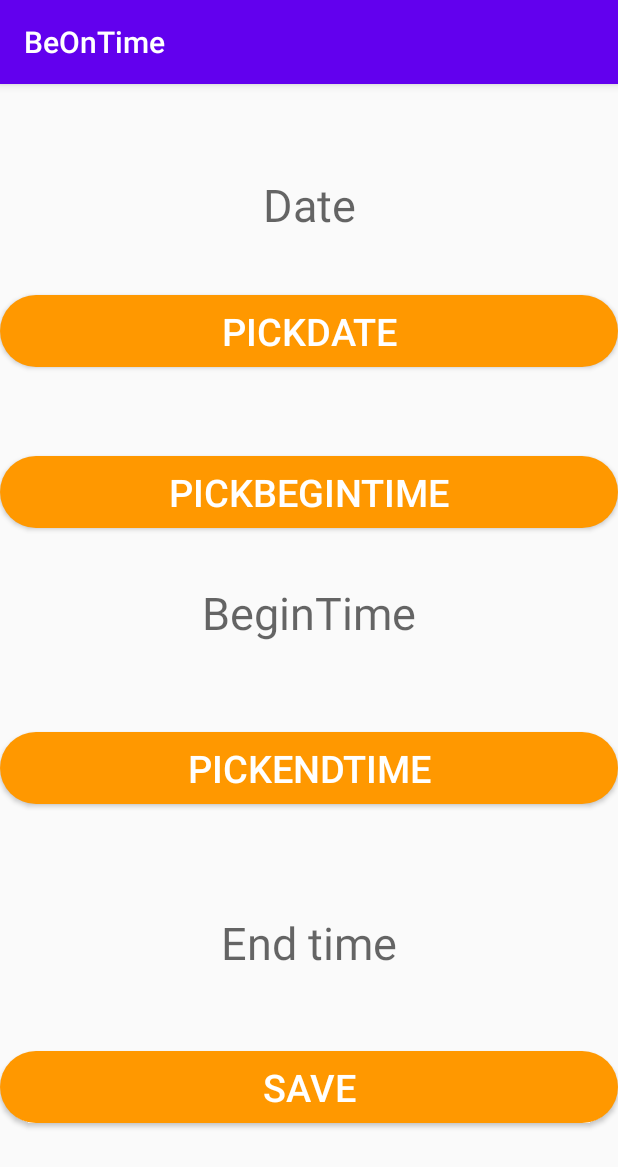
After one commit to shobhitbhatt02/BeOnTime, an Android app: the setslots screen opened directly, with no data from a screen before it, on a phone screen of 412 x 824 dp. The commit adds this screen. Shown: the top 1167 px of the screen. Run offline under Robolectric (Android 15) with nearby library versions, the phone set to English and light mode, and no system bars; our stand-ins replace Firebase (no records; nobody signed in at launch, a user with empty details on screens opened directly).

Commit message:
time slots are set

```diff
--- /dev/null
+++ b/app/src/main/java/com/example/beontime/setslots.java
@@ -0,0 +1,100 @@
+package com.example.beontime;
+
+import androidx.annotation.NonNull;
+import androidx.appcompat.app.AppCompatActivity;
+import androidx.fragment.app.DialogFragment;
+
+import android.app.TimePickerDialog;
+import android.content.Intent;
+import android.os.Bundle;
+import android.text.format.Time;
+import android.util.Log;
+import android.view.View;
+import android.widget.Button;
+import android.widget.TextView;
+import android.widget.TimePicker;
+import android.widget.Toast;
+
+import com.google.android.gms.tasks.OnCompleteListener;
+import com.google.android.gms.tasks.OnFailureListener;
+import com.google.android.gms.tasks.Task;
+import com.google.firebase.database.FirebaseDatabase;
+
+import java.util.HashMap;
+
+public class setslots extends AppCompatActivity {
+    public static TextView dateText;
+    public static TextView beginText;
+    public static TextView endText;
+    Button btn_save;
+    @Override
+    protected void onCreate(Bundle savedInstanceState) {
+
+        super.onCreate(savedInstanceState);
+        setContentView(R.layout.activity_setslots);
+        dateText=(TextView)findViewById(R.id.dateTexView);
+        beginText=(TextView)findViewById(R.id.BeginTimeTexView);
+        endText=(TextView)findViewById(R.id.EndTimeTexView);
+        btn_save=(Button) findViewById(R.id.btn_save);
+
+    }
+
+    public void btn_datepicker(View view) {
+        DialogFragment fragment=new MyDateFragment();
+        fragment.show(getSupportFragmentManager(),"date picker");
+    }
+    public static void populateSetDateText(int year,int month, int day)
+    {
+        dateText.setText(day+"/"+month+"/"+year);
+
+    }
+
+    public void btn_begintimepicker(View view) {
+        DialogFragment timePicker= new TimePickerFragment();
+        timePicker.show(getSupportFragmentManager(),"time picker");
+    }
+
+
+    public static void populateSetBeginTime(int hourofday,int minute)
+    {
+        beginText.setText(hourofday+":"+minute);
+
+    }
+
+
+
+    public void btn_endtimepicker(View view) {
+        DialogFragment t= new EndTimePickerFragment();
+        t.show(getSupportFragmentManager(),"time picker");
+    }
+    public static void populateSetEndTime(int hourofday,int minute)
+    {
+        endText.setText(hourofday+":"+minute);
+
+    }
+
+
+    public void btn_save(View view) {
+        HashMap<String,Object> map =new HashMap<>();
+        map.put("date",dateText.getText().toString());
+        map.put("begintime",beginText.getText().toString());
+        map.put("endtime",endText.getText().toString());
+
+        FirebaseDatabase .getInstance().getReference().child("TimeSlots").push()
+                .setValue(map).addOnCompleteListener(new OnCompleteListener<Void>() {
+            @Override
+            public void onComplete(@NonNull Task<Void> task) {
+                Log.i("ssssss","oncomplete");
+            }
+        }).addOnFailureListener(new OnFailureListener() {
+            @Override
+            public void onFailure(@NonNull Exception e) {
+                Log.i("sssssk","onfaliure"+e.toString());
+            }
+
+        });
+        Toast.makeText(setslots.this, "Registration Completed", Toast.LENGTH_SHORT).show();
+        startActivity(new Intent(getApplicationContext(),Home.class));
+
+    }
+}
--- /dev/null
+++ b/app/src/main/res/layout/activity_setslots.xml
@@ -0,0 +1,86 @@
+<?xml version="1.0" encoding="utf-8"?>
+<RelativeLayout xmlns:android="http://schemas.android.com/apk/res/android"
+    xmlns:app="http://schemas.android.com/apk/res-auto"
+    xmlns:tools="http://schemas.android.com/tools"
+    android:layout_width="match_parent"
+    android:layout_height="match_parent"
+    tools:context=".setslots">
+
+    <TextView
+        android:id="@+id/dateTexView"
+        android:layout_width="match_parent"
+        android:layout_height="wrap_content"
+        android:layout_marginTop="60dp"
+        android:gravity="center"
+        android:hint="Date"
+        android:textSize="30sp" />
+
+    <Button
+        android:id="@+id/btn_pickdate"
+        android:layout_width="match_parent"
+        android:layout_height="wrap_content"
+        android:text="PickDate"
+        android:layout_below="@+id/dateTexView"
+        android:textSize="25dp"
+        android:layout_marginTop="40dp"
+        android:onClick="btn_datepicker"
+        android:textColor="#ffffff"
+        android:background="@drawable/button_rounded"/>
+
+    <TextView
+        android:id="@+id/BeginTimeTexView"
+        android:layout_width="match_parent"
+        android:layout_height="wrap_content"
+        android:layout_below="@id/btn_pickdate"
+        android:layout_marginTop="143dp"
+        android:gravity="center"
+        android:hint="BeginTime"
+        android:textSize="30sp" />
+
+    <Button
+        android:id="@+id/btn_pickbegintime"
+        android:layout_width="match_parent"
+        android:layout_height="wrap_content"
+        android:layout_below="@+id/dateTexView"
+        android:layout_marginTop="147dp"
+        android:background="@drawable/button_rounded"
+        android:onClick="btn_begintimepicker"
+        android:text="Pickbegintime"
+        android:textColor="#ffffff"
+        android:textSize="25dp" />
+
+    <TextView
+        android:id="@+id/EndTimeTexView"
+        android:layout_width="match_parent"
+        android:layout_height="wrap_content"
+        android:layout_below="@id/btn_pickendtime"
+        android:layout_marginTop="72dp"
+        android:gravity="center"
+        android:hint="End time"
+        android:textSize="30sp" />
+
+    <Button
+        android:id="@+id/btn_pickendtime"
+        android:layout_width="match_parent"
+        android:layout_height="wrap_content"
+        android:layout_below="@+id/dateTexView"
+        android:layout_marginTop="331dp"
+        android:background="@drawable/button_rounded"
+        android:onClick="btn_endtimepicker"
+        android:text="PickEndTime"
+        android:textColor="#ffffff"
+        android:textSize="25dp" />
+
+    <Button
+        android:id="@+id/btn_save"
+        android:layout_width="match_parent"
+        android:layout_height="wrap_content"
+        android:layout_below="@+id/dateTexView"
+        android:layout_marginTop="544dp"
+        android:background="@drawable/button_rounded"
+        android:onClick="btn_save"
+        android:text="save"
+        android:textColor="#ffffff"
+        android:textSize="25dp" />
+
+</RelativeLayout>
--- a/app/src/main/res/layout/activity_signup.xml
+++ b/app/src/main/res/layout/activity_signup.xml
@@ -23,6 +23,7 @@
             android:layout_height="wrap_content"
             android:hint="Enter Full Name"
             android:ems="10"
+            android:textColor="#ffffff"
             android:inputType="text"
             android:textSize="22sp"
             />
@@ -41,6 +42,7 @@
             android:layout_height="wrap_content"
             android:hint="Enter Phone No"
             android:ems="10"
+            android:textColor="#ffffff"
             android:inputType="textPhonetic"
             android:textSize="22sp"
             />
@@ -58,6 +60,7 @@
             android:layout_width="match_parent"
             android:layout_height="wrap_content"
             android:hint="Enter Email"
+            android:textColor="#ffffff"
             android:ems="10"
             android:inputType="text"
             android:textSize="22sp"
@@ -77,6 +80,7 @@
             android:layout_width="match_parent"
             android:layout_height="wrap_content"
             android:hint="Enter Password"
+            android:textColor="#ffffff"
             android:ems="10"
             android:inputType="textPassword"
             android:textSize="22sp"
@@ -96,6 +100,7 @@
             android:id="@+id/txt_cfmpassword"
             android:layout_height="wrap_content"
             android:hint="Confirm Password"
+            android:textColor="#ffffff"
             android:ems="10"
             android:inputType="textPassword"
             android:textSize="22sp"
```
Also changed, not shown: app/src/main/AndroidManifest.xml (+6 -3 lines), app/src/main/java/com/example/beontime/EndTimePickerFragment.java (added, +30 -0 lines), app/src/main/java/com/example/beontime/Home.java (+14 -1 lines), app/src/main/java/com/example/beontime/MyDateFragment.java (added, +33 -0 lines), app/src/main/java/com/example/beontime/TimePickerFragment.java (added, +29 -0 lines), app/src/main/java/com/example/beontime/bookslots.java (added, +14 -0 lines), app/src/main/res/layout/activity_bookslots.xml (added, +9 -0 lines), app/src/main/res/layout/activity_home.xml (+21 -9 lines).
